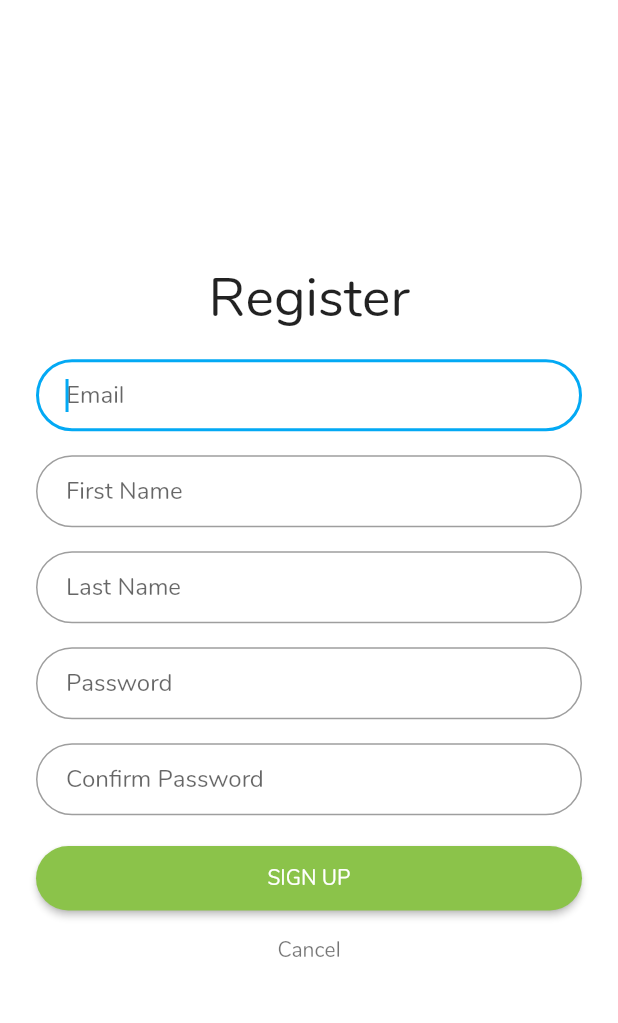
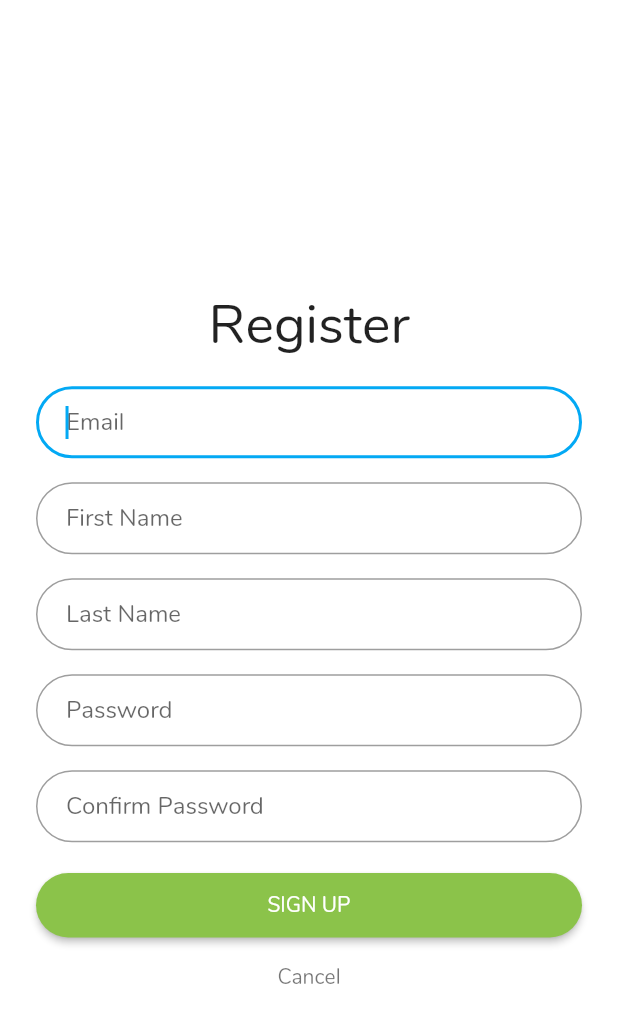
Before and after one commit to brianrp2000/flutter-firebase-registration-ui, a Flutter app: the RegisterPage screen opened by its route, on a phone screen of 412 x 824 dp. Shown: the top 1023 px of the screen. Run offline on Flutter 3.47's test engine with Material 2 defaults, Android fonts, the phone set to English and light mode, and no system bars; our stand-ins replace cloud_firestore, firebase_auth; accounts and stored records are empty.

```diff
--- a/lib/home_page.dart
+++ b/lib/home_page.dart
@@ -55,7 +55,7 @@ class _HomePageState extends State<HomePage> {
         ),
         onPressed: () {
           _firebaseAuth.signOut();
-          Navigator.of(context).pop();
+          Navigator.popUntil(context, (Route<dynamic> route) => route.isFirst);
         },
         padding: EdgeInsets.all(12),
         color: Colors.lightGreen,
--- a/lib/register_page.dart
+++ b/lib/register_page.dart
@@ -38,7 +38,7 @@ class _RegisterPageState extends State<RegisterPage> {
               key: _formKey,
               child: ListView(
                 shrinkWrap: true,
-                padding: EdgeInsets.only(left: 24.0, right: 24.0),
+                padding: EdgeInsets.only(top: 36.0, left: 24.0, right: 24.0),
                 children: <Widget>[
                   Padding(
                     padding: EdgeInsets.all(8.0),
```
